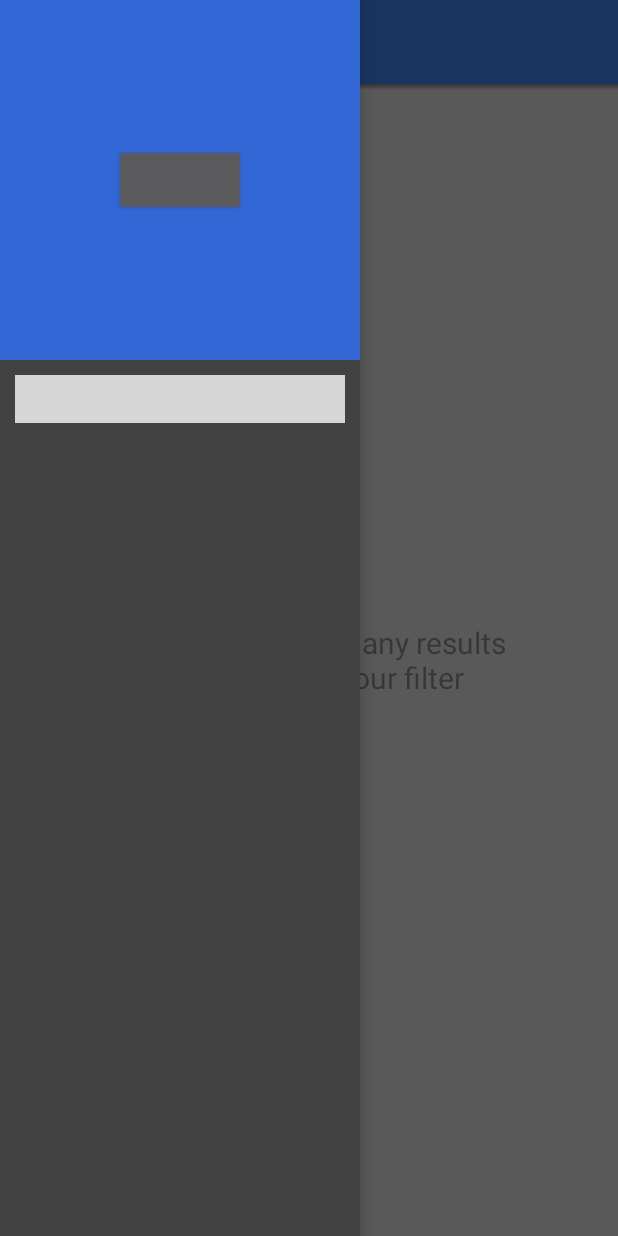
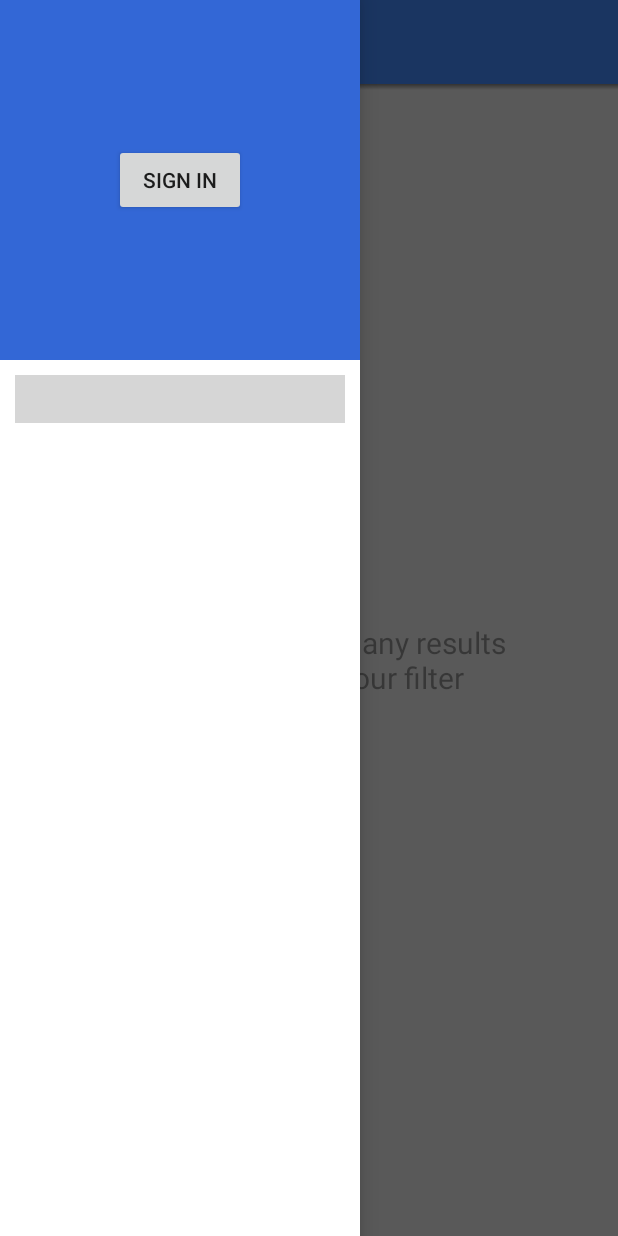
Before and after one commit to kglowacki/joker-android, an Android app: the screen it shows after launch (MainActivity), with the side drawer open, on a phone screen of 412 x 824 dp. Run offline under Robolectric (Android 15) with nearby library versions, the phone set to English and light mode, and no system bars; our stand-ins replace ButterKnife, Firebase (no records; nobody signed in at launch, a user with empty details on screens opened directly), RxJava; libraries missing offline, so code that uses them is left out: com.cunoraz.tagview, com.firebase.ui; plain views replace TagView; 2 statements that could not run were skipped; grey boxes are pictures that could not be loaded.

Commit message:
layout tweaks

```diff
--- a/app/src/main/java/com/mobicouncil/joker/MainActivity.java
+++ b/app/src/main/java/com/mobicouncil/joker/MainActivity.java
@@ -119,7 +119,7 @@ public class MainActivity extends AppCompatActivity implements
         mJokesRecycler.setAdapter(mAdapter);
 
         //tags
-        mTagViewAdapter = new TagViewAdapter(tagView, tagId -> jokeService.toggleTag(tagId));
+        mTagViewAdapter = new TagViewAdapter(this, tagView, tagId -> jokeService.toggleTag(tagId));
     }
 
     @Override
@@ -161,6 +161,7 @@ public class MainActivity extends AppCompatActivity implements
                         if (auth.getUser().getPhotoUrl() != null) {
                             Glide.with(mUserAvatarView.getContext())
                                     .load(auth.getUser().getPhotoUrl())
+                                    .bitmapTransform(new RoundedCornersTransformation(this,mUserAvatarView.getLayoutParams().width/2,0))
                                     .into(mUserAvatarView);
                         }
                         mUserNameView.setText(auth.getUser().getDisplayName());
--- a/app/src/main/java/com/mobicouncil/joker/adapter/JokeService.java
+++ b/app/src/main/java/com/mobicouncil/joker/adapter/JokeService.java
@@ -1,14 +1,23 @@
 package com.mobicouncil.joker.adapter;
 
+import android.support.annotation.NonNull;
 import android.util.Log;
 
+import com.google.android.gms.tasks.OnCompleteListener;
+import com.google.android.gms.tasks.Task;
 import com.google.firebase.auth.FirebaseAuth;
+import com.google.firebase.firestore.DocumentReference;
+import com.google.firebase.firestore.DocumentSnapshot;
+import com.google.firebase.firestore.EventListener;
+import com.google.firebase.firestore.FirebaseFirestoreException;
+import com.google.firebase.firestore.ListenerRegistration;
 import com.mobicouncil.joker.model.Auth;
 import com.mobicouncil.joker.model.Joke;
 import com.mobicouncil.joker.model.Tag;
 import com.google.firebase.firestore.FirebaseFirestore;
 import com.google.firebase.firestore.Query;
 
+import java.util.HashMap;
 import java.util.LinkedList;
 import java.util.List;
 import java.util.Map;
@@ -62,7 +71,8 @@ public class JokeService {
     public final BehaviorSubject<Boolean> loading = BehaviorSubject.createDefault(false);
     public final BehaviorSubject<JokesErrorEvent> errors = BehaviorSubject.create();
 
-    private final FirebaseAuth.AuthStateListener authStateListener = firebaseAuth -> auth.onNext(auth.getValue().withUser(firebaseAuth.getCurrentUser()));
+    private final FirebaseAuth.AuthStateListener authStateListener = this::onAuthChanged;
+    private ListenerRegistration userProfileSub;
 
     public JokeService() {
         FirebaseFirestore.setLoggingEnabled(true);
@@ -72,14 +82,40 @@ public class JokeService {
         //loadJokes(false);
         loadTags();
         FirebaseAuth.getInstance().addAuthStateListener(authStateListener);
+        auth.subscribe(v->loadJokes(false)); //TODO unsub on stop
+    }
 
-        this.auth.subscribe(v->{
-            this.loadJokes(false);
-        });
+    private void onAuthChanged(final FirebaseAuth firebaseAuth) {
+        if (firebaseAuth.getUid() != null) {
+            DocumentReference profileRef = FirebaseFirestore.getInstance().collection("users").document(firebaseAuth.getUid());
+            profileRef.get().addOnCompleteListener(task -> {
+                if (task.isSuccessful()) {
+                    DocumentSnapshot documentSnapshot = task.getResult();
+                    if (documentSnapshot.exists()) {
+                        Auth.Profile profile = documentSnapshot.toObject(Auth.Profile.class);
+                        auth.onNext(Auth.create(firebaseAuth.getCurrentUser(), profile));
+                    } else {
+                        profileRef.set(new HashMap<>());
+                    }
+                } else {
+                    onError("cannot load user profile", task.getException());
+                }
+            });
+        } else {
+            auth.onNext(auth.getValue().withUser(null));
+        }
+    }
+
+    private void unsubUserProfile() {
+        if (userProfileSub != null) {
+            userProfileSub.remove();
+            userProfileSub = null;
+        }
     }
 
     public void stop() {
         FirebaseAuth.getInstance().removeAuthStateListener(authStateListener);
+        unsubUserProfile();
     }
 
     public void loadMore() {
@@ -146,8 +182,23 @@ public class JokeService {
         FirebaseAuth.getInstance().signOut();
     }
 
+    private void persistProfile() {
+        Auth auth = this.auth.getValue();
+        if (auth.isSignedIn()) {
+            DocumentReference profileRef = FirebaseFirestore.getInstance().collection("users").document(auth.getUser().getUid());
+            profileRef.set(auth.getProfile()).addOnCompleteListener(task -> {
+                if (task.isSuccessful()) {
+                    Log.i(TAG, "profile persisted");
+                } else {
+                    onError("can't store profile", task.getException());
+                }
+            });
+        }
+    }
+
     public void toggleTag(String tagId) {
         Auth auth = this.auth.getValue();
         this.auth.onNext(auth.withProfile(auth.getProfile().withFilter(auth.getProfile().getFilter().withToggledTag(tagId))));
+        persistProfile();
     }
 }
--- a/app/src/main/res/layout/activity_main.xml
+++ b/app/src/main/res/layout/activity_main.xml
@@ -8,14 +8,13 @@
     android:layout_width="match_parent"
     android:layout_height="match_parent"
     android:fitsSystemWindows="true"
-    tools:context="com.google.firebase.example.joker.MainActivity"
+    tools:context=".MainActivity"
     tools:openDrawer="start">
 
 <RelativeLayout
     android:layout_width="match_parent"
     android:layout_height="match_parent"
-    android:background="#E0E0E0"
-    tools:context="com.google.firebase.example.joker.MainActivity">
+    android:background="#E0E0E0">
 
     <android.support.v7.widget.Toolbar
         android:id="@+id/toolbar"
@@ -83,7 +82,6 @@
         android:layout_gravity="start"
         android:orientation="vertical"
         android:fitsSystemWindows="true"
-        android:theme="@style/ThemeOverlay.AppCompat.Dark"
         android:background="?attr/colorBackgroundFloating"
         >
 
@@ -91,51 +89,60 @@
             android:id="@+id/user_signin_panel"
             android:layout_width="match_parent"
             android:layout_height="240dp"
-            android:theme="@style/ThemeOverlay.AppCompat.Dark"
             android:background="?attr/colorPrimaryDark"
             >
             <Button
                 android:id="@+id/user_sign_in"
                 android:layout_centerInParent="true"
+                android:text="Sign in"
                 android:layout_width="wrap_content"
                 android:layout_height="wrap_content"
                 />
         </RelativeLayout>
 
-        <LinearLayout
+        <RelativeLayout
             android:id="@+id/user_info_panel"
             android:layout_width="match_parent"
             android:layout_height="240dp"
-            android:orientation="vertical"
-            android:theme="@style/ThemeOverlay.AppCompat.Dark"
             android:background="?attr/colorPrimaryDark"
+            android:padding="10dp"
             >
 
             <ImageView
                 android:id="@+id/user_avatar"
                 android:layout_width="100dp"
-                android:layout_height="100dp" />
+                android:layout_height="100dp"
+                android:layout_marginBottom="10dp"
+                android:layout_above="@id/user_name"/>
 
             <TextView
                 android:id="@+id/user_name"
                 android:layout_width="wrap_content"
                 android:layout_height="wrap_content"
+                android:layout_above="@+id/user_email"
+                android:textColor="@color/greyLight"
+                style="@style/AppTheme.Title"
                 />
 
             <TextView
                 android:id="@+id/user_email"
                 android:layout_width="wrap_content"
                 android:layout_height="wrap_content"
+                android:layout_alignParentBottom="true"
+                android:layout_alignParentLeft="true"
+                android:textColor="@color/greyLight"
+                style="@style/AppTheme.Subheader"
                 />
 
             <Button
                 android:id="@+id/user_sign_out"
-                android:layout_width="wrap_content"
-                android:layout_height="wrap_content"
-                android:text="Sign out"
-                android:drawableStart="@drawable/ic_clear_white_24dp"/>
+                android:layout_width="24dp"
+                android:layout_height="24dp"
+                android:layout_alignParentRight="true"
+                android:layout_alignBaseline="@+id/user_email"
+                android:background="@drawable/ic_clear_white_24dp"/>
 
-        </LinearLayout>
+        </RelativeLayout>
 
         <LinearLayout
             android:layout_width="match_parent"
--- a/app/src/main/res/values/colors.xml
+++ b/app/src/main/res/values/colors.xml
@@ -6,5 +6,6 @@
 
     <color name="greyPrimary">#DE000000</color>
     <color name="greySecondary">#8B000000</color>
+    <color name="greyLight">#ffffff</color>
     <color name="greyDisabled">#61000000</color>
 </resources>
--- a/app/src/main/res/values/styles.xml
+++ b/app/src/main/res/values/styles.xml
@@ -91,9 +91,4 @@
         <item name="android:textColor">@color/greySecondary</item>
     </style>
 
-    <style name="AppTheme.PizzaGuy">
-        <item name="android:layout_width">wrap_content</item>
-        <item name="android:layout_height">150dp</item>
-    </style>
-
 </resources>
```
Also changed, not shown: app/src/main/java/com/mobicouncil/joker/RoundedCornersTransformation.java (added, +243 -0 lines), app/src/main/java/com/mobicouncil/joker/adapter/TagViewAdapter.java (+13 -5 lines), app/src/main/java/com/mobicouncil/joker/model/Auth.java (+4 -3 lines).
